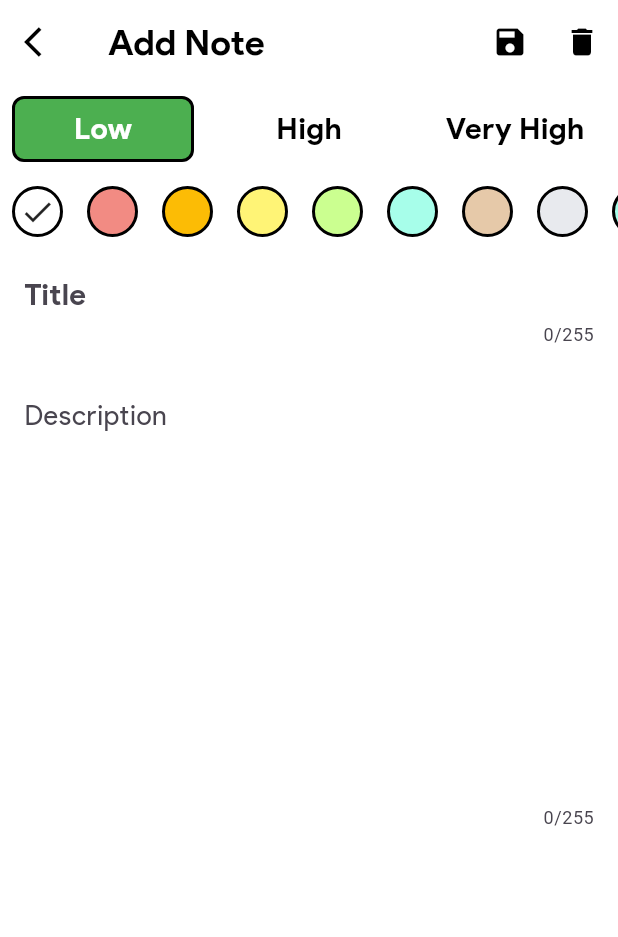
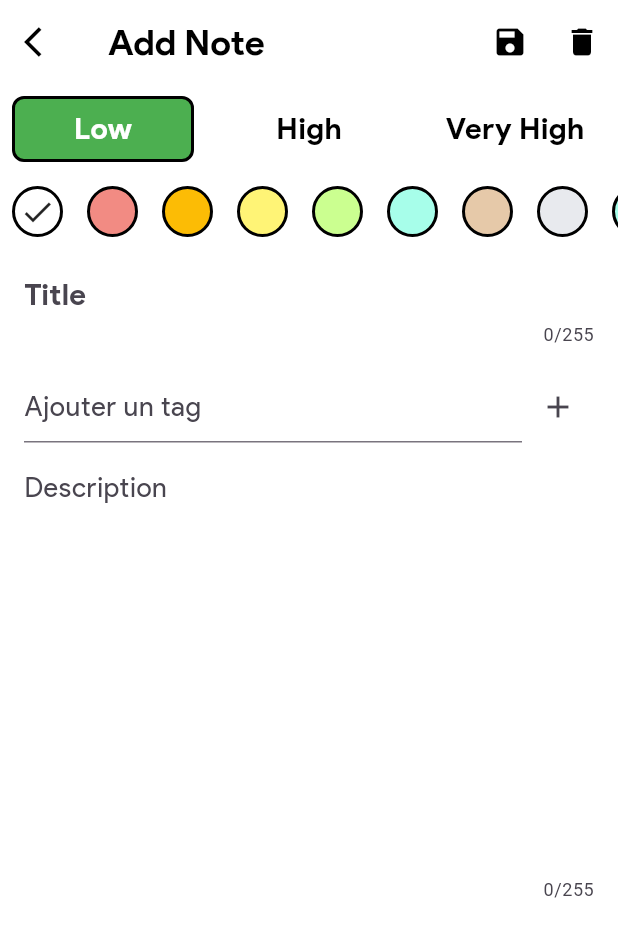
Before and after one commit to Aminesanhaji/Mynotes, a Flutter app: the NoteList screen opened directly, after a tap on the "add" icon, on a phone screen of 412 x 824 dp. Shown: the top 937 px of the screen. Run offline on Flutter 3.47's test engine with Material 3 defaults, Android fonts, the phone set to English and light mode, and no system bars; our stand-ins replace shared_preferences, sqflite; accounts and stored records are empty.

Commit message:
feat: implement full custom tag system (create, assign, filter)

```diff
--- a/lib/db_helper/db_helper.dart
+++ b/lib/db_helper/db_helper.dart
@@ -1,23 +1,26 @@
 import 'dart:io';
+
 import 'package:sqflite/sqflite.dart';
 import 'dart:async';
 import 'package:path_provider/path_provider.dart';
 import 'package:notes_app/modal_class/notes.dart';
 
 class DatabaseHelper {
-  static late DatabaseHelper _databaseHelper; // Singleton DatabaseHelper
-  static Database? _database; // Singleton Database
+  static late DatabaseHelper _databaseHelper;
+  static Database? _database;
+  String noteTable = 'note_table';
+  String tagTable = 'tag_table';
+  String noteTagTable = 'note_tag_table';
 
-  String noteTable = 'note_table';
   String colId = 'id';
   String colTitle = 'title';
   String colDescription = 'description';
   String colPriority = 'priority';
   String colColor = 'color';
   String colDate = 'date';
-  String colIsFavorite = 'isFavorite';
+  String colFavorite = 'isFavorite';
 
-  DatabaseHelper._createInstance(); // Named constructor to create instance of DatabaseHelper
+  DatabaseHelper._createInstance();
 
   factory DatabaseHelper() {
     _databaseHelper = DatabaseHelper._createInstance();
@@ -25,9 +28,7 @@ class DatabaseHelper {
   }
 
   Future<Database> get database async {
-    if (_database == null) {
-      _database = await initializeDatabase();
-    }
+    _database ??= await initializeDatabase();
     return _database!;
   }
 
@@ -35,22 +36,51 @@ class DatabaseHelper {
     Directory directory = await getApplicationDocumentsDirectory();
     String path = '${directory.path}/notes.db';
 
-    // await deleteDatabase(path); // ⚠️ TEMPORAIRE — à retirer après la première exécution
-
     var notesDatabase = await openDatabase(
       path,
-      version: 1,
+      version: 2,
       onCreate: _createDb,
+      onUpgrade: _onUpgrade,
     );
     return notesDatabase;
   }
 
   void _createDb(Database db, int newVersion) async {
     await db.execute(
-      'CREATE TABLE $noteTable($colId INTEGER PRIMARY KEY AUTOINCREMENT, '
-      '$colTitle TEXT, $colDescription TEXT, $colPriority INTEGER, '
-      '$colColor INTEGER, $colDate TEXT, $colIsFavorite INTEGER)'
+      'CREATE TABLE $noteTable($colId INTEGER PRIMARY KEY AUTOINCREMENT, $colTitle TEXT, '
+      '$colDescription TEXT, $colPriority INTEGER, $colColor INTEGER, $colDate TEXT, $colFavorite INTEGER DEFAULT 0)'
     );
+
+    await db.execute(
+      'CREATE TABLE $tagTable(id INTEGER PRIMARY KEY AUTOINCREMENT, name TEXT)'
+    );
+
+    await db.execute(
+      'CREATE TABLE $noteTagTable(noteId INTEGER, tagId INTEGER, '
+      'FOREIGN KEY(noteId) REFERENCES $noteTable(id), '
+      'FOREIGN KEY(tagId) REFERENCES $tagTable(id))'
+    );
+  }
+
+  void _onUpgrade(Database db, int oldVersion, int newVersion) async {
+    if (oldVersion < 2) {
+      final tableInfo = await db.rawQuery('PRAGMA table_info($noteTable)');
+      final hasFavorite = tableInfo.any((column) => column['name'] == colFavorite);
+
+      if (!hasFavorite) {
+        await db.execute('ALTER TABLE $noteTable ADD COLUMN $colFavorite INTEGER DEFAULT 0');
+      }
+
+      await db.execute(
+        'CREATE TABLE IF NOT EXISTS $tagTable(id INTEGER PRIMARY KEY AUTOINCREMENT, name TEXT)'
+      );
+
+      await db.execute(
+        'CREATE TABLE IF NOT EXISTS $noteTagTable(noteId INTEGER, tagId INTEGER, '
+        'FOREIGN KEY(noteId) REFERENCES $noteTable(id), '
+        'FOREIGN KEY(tagId) REFERENCES $tagTable(id))'
+      );
+    }
   }
 
   Future<List<Map<String, dynamic>>> getNoteMapList() async {
@@ -61,35 +91,65 @@ class DatabaseHelper {
 
   Future<int> insertNote(Note note) async {
     Database db = await database;
-    return await db.insert(noteTable, note.toMap());
+    var result = await db.insert(noteTable, note.toMap());
+    return result;
   }
 
   Future<int> updateNote(Note note) async {
-    Database db = await database;
-    return await db.update(
-      noteTable,
-      note.toMap(),
-      where: '$colId = ?',
-      whereArgs: [note.id],
-    );
+    var db = await database;
+    var result = await db.update(noteTable, note.toMap(), where: '$colId = ?', whereArgs: [note.id]);
+    return result;
   }
 
   Future<int> deleteNote(int id) async {
-    Database db = await database;
-    return await db.rawDelete('DELETE FROM $noteTable WHERE $colId = $id');
+    var db = await database;
+    int result = await db.rawDelete('DELETE FROM $noteTable WHERE $colId = $id');
+    return result;
   }
 
   Future<int> getCount() async {
     Database db = await database;
-    List<Map<String, dynamic>> x =
-        await db.rawQuery('SELECT COUNT (*) from $noteTable');
-    int? result = Sqflite.firstIntValue(x);
-    return result ?? 0;
+    List<Map<String, dynamic>> x = await db.rawQuery('SELECT COUNT (*) from $noteTable');
+    int result = Sqflite.firstIntValue(x) ?? 0;
+    return result;
   }
 
   Future<List<Note>> getNoteList() async {
     var noteMapList = await getNoteMapList();
-    List<Note> noteList = noteMapList.map((map) => Note.fromMapObject(map)).toList();
+    int count = noteMapList.length;
+
+    List<Note> noteList = [];
+    for (int i = 0; i < count; i++) {
+      noteList.add(Note.fromMapObject(noteMapList[i]));
+    }
+
     return noteList;
   }
+
+  Future<int> insertTag(String name) async {
+    Database db = await database;
+    var result = await db.insert(tagTable, {'name': name});
+    return result;
+  }
+
+  Future<List<Map<String, dynamic>>> getAllTags() async {
+    Database db = await database;
+    return await db.query(tagTable);
+  }
+
+  Future<List<Map<String, dynamic>>> getTagsForNote(int noteId) async {
+    Database db = await database;
+    return await db.rawQuery(
+      'SELECT t.* FROM $tagTable t INNER JOIN $noteTagTable nt ON t.id = nt.tagId WHERE nt.noteId = ?',
+      [noteId]
+    );
+  }
+
+  Future<void> setTagsForNote(int noteId, List<int> tagIds) async {
+    Database db = await database;
+    await db.delete(noteTagTable, where: 'noteId = ?', whereArgs: [noteId]);
+    for (int tagId in tagIds) {
+      await db.insert(noteTagTable, {'noteId': noteId, 'tagId': tagId});
+    }
+  }
 }
--- a/lib/modal_class/notes.dart
+++ b/lib/modal_class/notes.dart
@@ -1,34 +1,30 @@
 class Note {
   int? _id;
-  late String _title;
-  late String _description;
-  late String _date;
-  late int _priority;
-  late int _color;
-  late bool _isFavorite;
+  String _title;
+  String _description;
+  String _date;
+  int _priority, _color;
+  bool isFavorite;
+  List<int> tagIds = [];
 
-  // Constructeur
   Note(this._title, this._date, this._priority, this._color,
-      [String? description, this._isFavorite = false]) {
-    _description = description ?? '';
+      [this._description = '', this.isFavorite = false]);
+
+  Note.withId(this._id, this._title, this._date, this._priority, this._color,
+      [this._description = '', this.isFavorite = false]);
+
+  int? get id => _id;
+
+  set id(int? id) {
+    _id = id;
   }
 
-  // Constructeur avec ID
-  Note.withId(this._id, this._title, this._date, this._priority, this._color,
-      [String? description, this._isFavorite = false]) {
-    _description = description ?? '';
-  }
-
-  // Getters
-  int? get id => _id;
   String get title => _title;
   String get description => _description;
   int get priority => _priority;
   int get color => _color;
   String get date => _date;
-  bool get isFavorite => _isFavorite;
 
-  // Setters
   set title(String newTitle) {
     if (newTitle.length <= 255) {
       _title = newTitle;
@@ -57,13 +53,8 @@ class Note {
     _date = newDate;
   }
 
-  set isFavorite(bool value) {
-    _isFavorite = value;
-  }
-
-  // Convert to Map
   Map<String, dynamic> toMap() {
-    final map = <String, dynamic>{};
+    var map = <String, dynamic>{};
     if (_id != null) {
       map['id'] = _id;
     }
@@ -72,18 +63,16 @@ class Note {
     map['priority'] = _priority;
     map['color'] = _color;
     map['date'] = _date;
-    map['isFavorite'] = _isFavorite ? 1 : 0; // <-- Ajouté
+    map['isFavorite'] = isFavorite ? 1 : 0;
     return map;
   }
 
-  // From Map
-  Note.fromMapObject(Map<String, dynamic> map) {
-    _id = map['id'];
-    _title = map['title'];
-    _description = map['description'] ?? '';
-    _priority = map['priority'];
-    _color = map['color'];
-    _date = map['date'];
-    _isFavorite = (map['isFavorite'] ?? 0) == 1; // <-- Ajouté
-  }
+  Note.fromMapObject(Map<String, dynamic> map)
+      : _id = map['id'],
+        _title = map['title'],
+        _description = map['description'],
+        _priority = map['priority'],
+        _color = map['color'],
+        _date = map['date'],
+        isFavorite = map['isFavorite'] == 1;
 }
--- a/lib/screens/note_detail.dart
+++ b/lib/screens/note_detail.dart
@@ -23,10 +23,39 @@ class NoteDetailState extends State<NoteDetail> {
   Note note;
   TextEditingController titleController = TextEditingController();
   TextEditingController descriptionController = TextEditingController();
-  late int color;
+  TextEditingController newTagController = TextEditingController();
+  int color;
   bool isEdited = false;
+  List<Map<String, dynamic>> availableTags = [];
+  List<int> selectedTagIds = [];
 
-  NoteDetailState(this.note, this.appBarTitle);
+  NoteDetailState(this.note, this.appBarTitle) : color = note.color;
+
+  @override
+  void initState() {
+    super.initState();
+    fetchTags();
+  }
+
+  void fetchTags() async {
+    final tags = await helper.getAllTags();
+    final existing = await helper.getTagsForNote(note.id ?? 0);
+    setState(() {
+      availableTags = tags;
+      selectedTagIds = existing.map((e) => e['id'] as int).toList();
+    });
+  }
+
+  void createNewTag(String name) async {
+    if (name.trim().isEmpty) return;
+    int id = await helper.insertTag(name.trim());
+    newTagController.clear();
+    fetchTags();
+    setState(() {
+      isEdited = true;
+      selectedTagIds.add(id);
+    });
+  }
 
   @override
   Widget build(BuildContext context) {
@@ -109,6 +138,51 @@ class NoteDetailState extends State<NoteDetail> {
                     ),
                   ),
                 ),
+                Padding(
+                  padding: const EdgeInsets.symmetric(horizontal: 16.0),
+                  child: Row(
+                    children: [
+                      Expanded(
+                        child: TextField(
+                          controller: newTagController,
+                          decoration: const InputDecoration(
+                            hintText: 'Ajouter un tag',
+                          ),
+                        ),
+                      ),
+                      IconButton(
+                        onPressed: () =>
+                            createNewTag(newTagController.text),
+                        icon: const Icon(Icons.add),
+                      )
+                    ],
+                  ),
+                ),
+                Padding(
+                  padding: const EdgeInsets.symmetric(horizontal: 16.0),
+                  child: Wrap(
+                    spacing: 8,
+                    children: availableTags.map((tag) {
+                      final tagId = tag['id'] as int;
+                      final tagName = tag['name'] as String;
+                      final isSelected = selectedTagIds.contains(tagId);
+                      return FilterChip(
+                        label: Text(tagName),
+                        selected: isSelected,
+                        onSelected: (bool selected) {
+                          setState(() {
+                            isEdited = true;
+                            if (selected) {
+                              selectedTagIds.add(tagId);
+                            } else {
+                              selectedTagIds.remove(tagId);
+                            }
+                          });
+                        },
+                      );
+                    }).toList(),
+                  ),
+                ),
                 Expanded(
                   child: Padding(
                     padding: const EdgeInsets.all(16.0),
@@ -151,8 +225,8 @@ class NoteDetailState extends State<NoteDetail> {
               child: Text("No",
                   style: Theme.of(context)
                       .textTheme
-                      .bodyMedium!
-                      .copyWith(color: Colors.purple)),
+                      .bodyMedium
+                      ?.copyWith(color: Colors.purple)),
               onPressed: () {
                 Navigator.of(context).pop();
               },
@@ -161,8 +235,8 @@ class NoteDetailState extends State<NoteDetail> {
               child: Text("Yes",
                   style: Theme.of(context)
                       .textTheme
-                      .bodyMedium!
-                      .copyWith(color: Colors.purple)),
+                      .bodyMedium
+                      ?.copyWith(color: Colors.purple)),
               onPressed: () {
                 Navigator.of(context).pop();
                 moveToLastScreen();
@@ -192,8 +266,8 @@ class NoteDetailState extends State<NoteDetail> {
               child: Text("Okay",
                   style: Theme.of(context)
                       .textTheme
-                      .bodyMedium!
-                      .copyWith(color: Colors.purple)),
+                      .bodyMedium
+                      ?.copyWith(color: Colors.purple)),
               onPressed: () {
                 Navigator.of(context).pop();
               },
@@ -222,8 +296,8 @@ class NoteDetailState extends State<NoteDetail> {
               child: Text("No",
                   style: Theme.of(context)
                       .textTheme
-                      .bodyMedium!
-                      .copyWith(color: Colors.purple)),
+                      .bodyMedium
+                      ?.copyWith(color: Colors.purple)),
               onPressed: () {
                 Navigator.of(context).pop();
               },
@@ -232,8 +306,8 @@ class NoteDetailState extends State<NoteDetail> {
               child: Text("Yes",
                   style: Theme.of(context)
                       .textTheme
-                      .bodyMedium!
-                      .copyWith(color: Colors.purple)),
+                      .bodyMedium
+                      ?.copyWith(color: Colors.purple)),
               onPressed: () {
                 Navigator.of(context).pop();
                 _delete();
@@ -259,17 +333,16 @@ class NoteDetailState extends State<NoteDetail> {
     note.description = descriptionController.text;
   }
 
-  // Save data to database
   void _save() async {
     moveToLastScreen();
 
     note.date = DateFormat.yMMMd().format(DateTime.now());
-
     if (note.id != null) {
       await helper.updateNote(note);
     } else {
-      await helper.insertNote(note);
+      note.id = await helper.insertNote(note);
     }
+    await helper.setTagsForNote(note.id!, selectedTagIds);
   }
 
   void _delete() async {
--- a/lib/screens/note_list.dart
+++ b/lib/screens/note_list.dart
@@ -22,10 +22,12 @@ class NoteListState extends State<NoteList> {
   final DatabaseHelper databaseHelper = DatabaseHelper();
   List<Note> fullNoteList = [];
   List<Note> noteList = [];
+  List<Map<String, dynamic>> tagList = [];
   int count = 0;
   int axisCount = 2;
   bool isFilteredByFavorite = false;
   int? priorityFilter;
+  int? tagFilter;
 
   @override
   void initState() {
@@ -70,11 +72,17 @@ class NoteListState extends State<NoteList> {
                   );
                 },
               ),
+              IconButton(
+                icon: const Icon(Icons.label_outline, color: Colors.black),
+                tooltip: "Filtrer par tag",
+                onPressed: () => _showTagFilterDialog(),
+              ),
               PopupMenuButton<String>(
                 onSelected: (value) {
                   setState(() {
                     isFilteredByFavorite = false;
                     priorityFilter = null;
+                    tagFilter = null;
                     noteList = List.from(fullNoteList);
                   });
 
@@ -133,68 +141,89 @@ class NoteListState extends State<NoteList> {
     );
   }
 
+  Future<void> _showTagFilterDialog() async {
+    tagList = await databaseHelper.getAllTags();
+    showDialog(
+      context: context,
+      builder: (BuildContext context) {
+        return AlertDialog(
+          title: const Text("Filtrer par tag"),
+          content: SizedBox(
+            width: double.maxFinite,
+            child: ListView.builder(
+              shrinkWrap: true,
+              itemCount: tagList.length,
+              itemBuilder: (context, index) {
+                final tag = tagList[index];
+                return ListTile(
+                  title: Text(tag['name']),
+                  onTap: () async {
+                    tagFilter = tag['id'];
+                    final allNotes = await databaseHelper.getNoteList();
+                    List<Note> filtered = [];
+                    for (final note in allNotes) {
+                      final tags = await databaseHelper.getTagsForNote(note.id!);
+                      final tagIds = tags.map((e) => e['id']).toList();
+                      if (tagIds.contains(tagFilter)) {
+                        filtered.add(note);
+                      }
+                    }
+                    setState(() {
+                      noteList = filtered;
+                      count = filtered.length;
+                    });
+                    Navigator.of(context).pop();
+                  },
+                );
+              },
+            ),
+          ),
+          actions: [
+            TextButton(
+              onPressed: () {
+                tagFilter = null;
+                updateListView();
+                Navigator.of(context).pop();
+              },
+              child: const Text("Réinitialiser"),
+            )
+          ],
+        );
+      },
+    );
+  }
+
   @override
   Widget build(BuildContext context) {
     return Scaffold(
       appBar: myAppBar(),
-      body: Column(
-        children: [
-          Padding(
-            padding: const EdgeInsets.symmetric(horizontal: 12, vertical: 6),
-            child: Row(
-              mainAxisAlignment: MainAxisAlignment.spaceAround,
-              children: [
-                RichText(
-                  text: const TextSpan(
-                    children: [
-                      TextSpan(
-                        text: '❗️',
-                        style: TextStyle(color: Colors.green, fontSize: 12),
-                      ),
-                      TextSpan(
-                        text: ' Low',
-                        style: TextStyle(color: Colors.black, fontSize: 12),
-                      ),
-                    ],
+      body: noteList.isEmpty
+          ? Center(
+              child: Column(
+                mainAxisAlignment: MainAxisAlignment.center,
+                children: [
+                  Text(
+                    isFilteredByFavorite || priorityFilter != null || tagFilter != null
+                        ? 'Aucune note trouvée.'
+                        : 'Clique sur le + pour ajouter une note !',
+                    style: Theme.of(context).textTheme.bodyMedium,
                   ),
-                ),
-                RichText(
-                  text: const TextSpan(
-                    children: [
-                      TextSpan(
-                        text: '❗️❗️',
-                        style: TextStyle(color: Colors.orange, fontSize: 12),
-                      ),
-                      TextSpan(
-                        text: ' High',
-                        style: TextStyle(color: Colors.black, fontSize: 12),
-                      ),
-                    ],
+                  const SizedBox(height: 16),
+                  ElevatedButton(
+                    onPressed: () {
+                      setState(() {
+                        isFilteredByFavorite = false;
+                        priorityFilter = null;
+                        tagFilter = null;
+                      });
+                      updateListView();
+                    },
+                    child: const Text('Retour à toutes les notes'),
                   ),
-                ),
-                RichText(
-                  text: const TextSpan(
-                    children: [
-                      TextSpan(
-                        text: '❗️❗️❗️',
-                        style: TextStyle(color: Colors.red, fontSize: 12),
-                      ),
-                      TextSpan(
-                        text: ' Very High',
-                        style: TextStyle(color: Colors.black, fontSize: 12),
-                      ),
-                    ],
-                  ),
-                ),
-                const Text('❤️ Favori', style: TextStyle(fontSize: 12)),
-              ],
-            ),
-          ),
-          Expanded(
-            child: buildGroupedNotesWithDrag(),
-          )
-        ],
-      ),
+                ],
+              ),
+            )
+          : buildGroupedNotesWithDrag(),
       floatingActionButton: FloatingActionButton(
         onPressed: () {
           navigateToDetail(Note('', '', 3, 0), 'Add Note');
```
Also changed, not shown: 1 other file.
